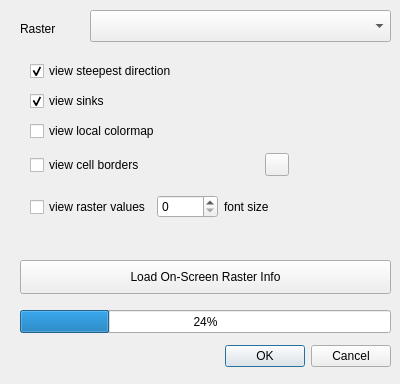
The window that geomorpheye/geomorpheye_dialog_base.ui (g-ant-eu/qgis-plugins) describes before a commit, drawn with Qt 5.
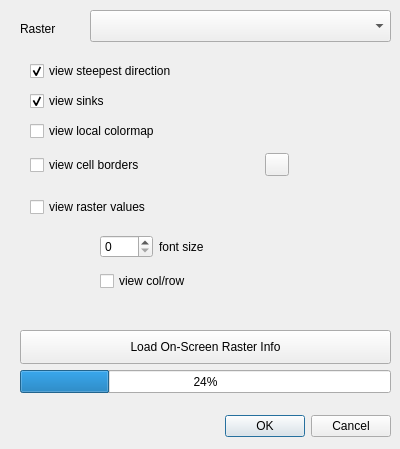
The same window after the commit. Custom widgets are drawn as their Qt base class.

What changed in the file:
```diff
--- a/geomorpheye/geomorpheye_dialog_base.ui
+++ b/geomorpheye/geomorpheye_dialog_base.ui
@@ -7,7 +7,7 @@
     <x>0</x>
     <y>0</y>
     <width>400</width>
-    <height>384</height>
+    <height>449</height>
    </rect>
   </property>
   <property name="windowTitle">
@@ -17,7 +17,7 @@
    <property name="geometry">
     <rect>
      <x>50</x>
-     <y>340</y>
+     <y>410</y>
      <width>341</width>
      <height>32</height>
     </rect>
@@ -46,7 +46,7 @@
    <property name="geometry">
     <rect>
      <x>20</x>
-     <y>260</y>
+     <y>330</y>
      <width>371</width>
      <height>34</height>
     </rect>
@@ -62,7 +62,7 @@
    <property name="geometry">
     <rect>
      <x>20</x>
-     <y>310</y>
+     <y>370</y>
      <width>371</width>
      <height>23</height>
     </rect>
@@ -126,6 +126,19 @@
     <string>view local colormap</string>
    </property>
   </widget>
+  <widget class="QCheckBox" name="viewColRowCheckbox">
+   <property name="geometry">
+    <rect>
+     <x>100</x>
+     <y>270</y>
+     <width>253</width>
+     <height>22</height>
+    </rect>
+   </property>
+   <property name="text">
+    <string>view col/row</string>
+   </property>
+  </widget>
   <widget class="QWidget" name="">
    <property name="geometry">
     <rect>
@@ -143,16 +156,6 @@
       </property>
      </widget>
     </item>
-    <item>
-     <widget class="QSpinBox" name="fontSizeSpinBox"/>
-    </item>
-    <item>
-     <widget class="QLabel" name="fontSizeLabel">
-      <property name="text">
-       <string>font size</string>
-      </property>
-     </widget>
-    </item>
    </layout>
   </widget>
   <widget class="QWidget" name="">
@@ -177,6 +180,28 @@
     </item>
    </layout>
   </widget>
+  <widget class="QWidget" name="">
+   <property name="geometry">
+    <rect>
+     <x>100</x>
+     <y>230</y>
+     <width>112</width>
+     <height>34</height>
+    </rect>
+   </property>
+   <layout class="QHBoxLayout" name="horizontalLayout_3">
+    <item>
+     <widget class="QSpinBox" name="fontSizeSpinBox"/>
+    </item>
+    <item>
+     <widget class="QLabel" name="fontSizeLabel">
+      <property name="text">
+       <string>font size</string>
+      </property>
+     </widget>
+    </item>
+   </layout>
+  </widget>
  </widget>
  <customwidgets>
   <customwidget>
```
